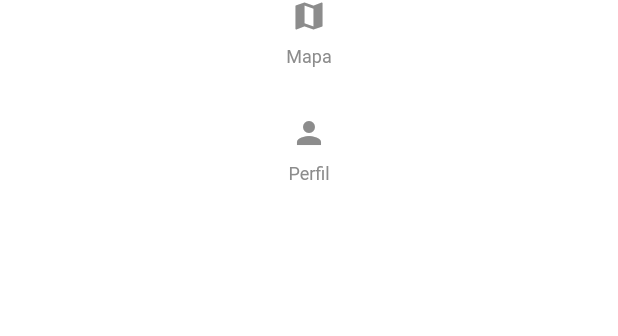
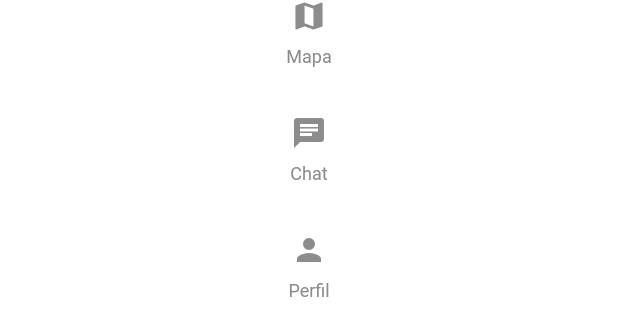
Before and after one commit to Hospired/Hospired-App, a Flutter app: the SideNavBar widget shown alone on an empty page, opened directly with empty values, on a phone screen of 412 x 824 dp. Shown: the part 386-722 px from the top of the screen. Run offline on Flutter 3.47's test engine with Material 3 defaults, Android fonts, the phone set to English and light mode, and no system bars; our stand-ins replace flutter_hooks, flutter_local_notifications, flutter_riverpod, google_maps_flutter, hive, hive_flutter and 5 more; accounts and stored records are empty.

Commit message:
se actualiza el home

```diff
--- a/lib/pages/home/bottom_nav_bar.dart
+++ b/lib/pages/home/bottom_nav_bar.dart
@@ -31,6 +31,7 @@ class BottomNavBar extends StatelessWidget {
           label: 'Tratamiento',
         ),
         BottomNavigationBarItem(icon: Icon(Icons.map), label: 'Mapa'),
+        BottomNavigationBarItem(icon: Icon(Icons.chat), label: 'Chat'),
         BottomNavigationBarItem(icon: Icon(Icons.person), label: 'Perfil'),
       ],
     );
--- a/lib/pages/home/side_nav_bar.dart
+++ b/lib/pages/home/side_nav_bar.dart
@@ -39,6 +39,11 @@ class SideNavBar extends StatelessWidget {
         ),
         NavigationRailDestination(
           padding: EdgeInsets.symmetric(vertical: 8),
+          icon: Icon(Icons.chat),
+          label: Text('Chat'),
+        ),
+        NavigationRailDestination(
+          padding: EdgeInsets.symmetric(vertical: 8),
           icon: Icon(Icons.person),
           label: Text('Perfil'),
         ),
```
Also changed, not shown: lib/pages/home/home_page.dart (+9 -4 lines).
